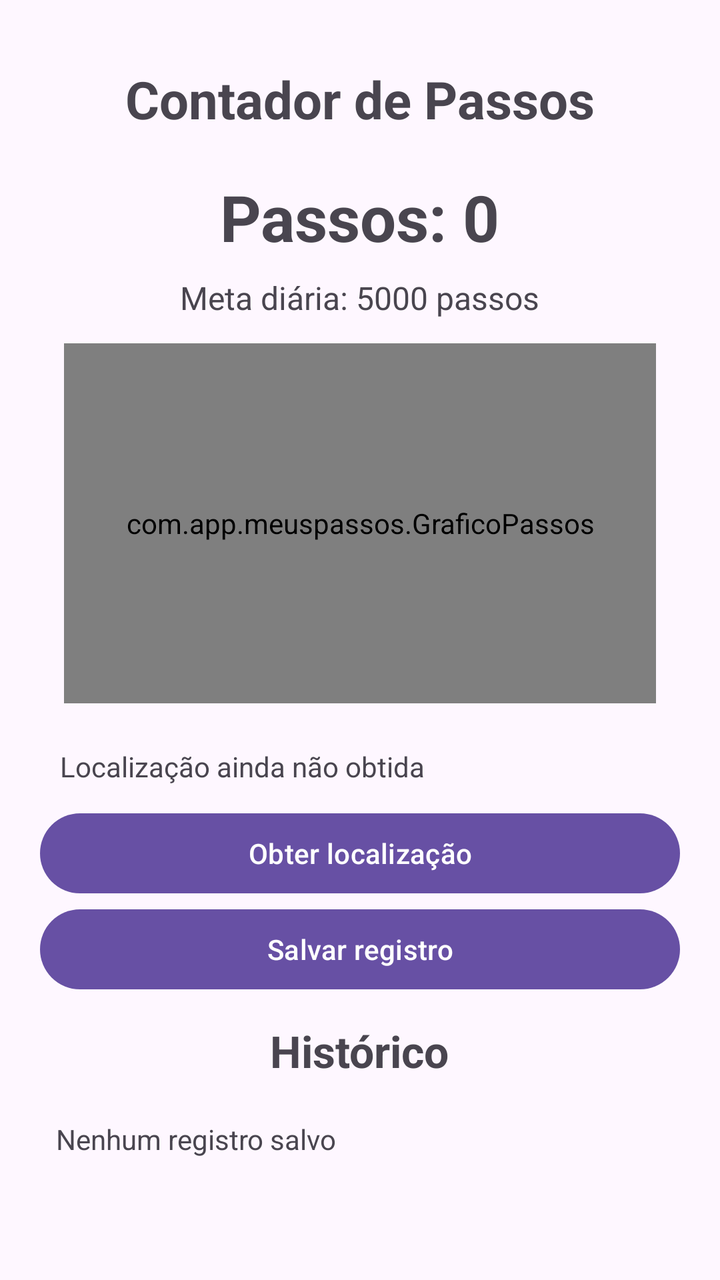
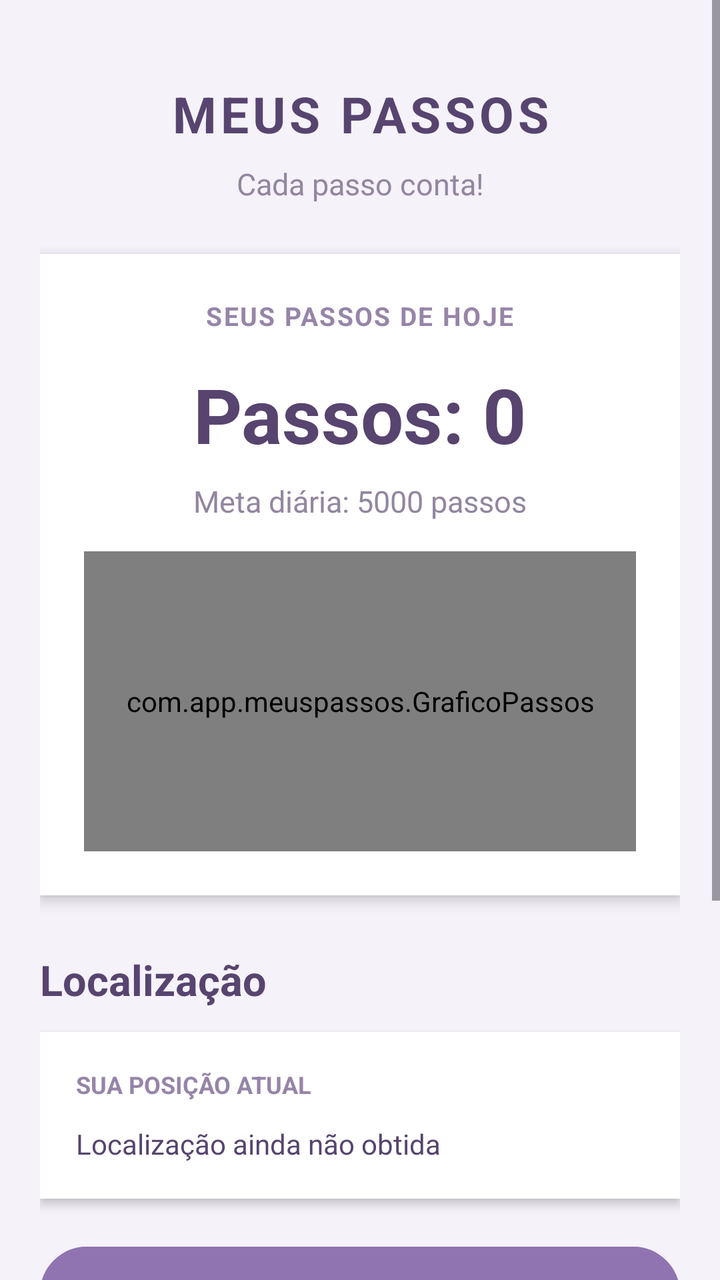

The first picture is an Android layout as it rendered before a commit; the second is the same layout after the commit. The layout source and the unified diff follow.
<!-- AndroidManifest.xml: application theme Theme.Meuspassos -->
<!-- res/layout/activity_main.xml -->
<?xml version="1.0" encoding="utf-8"?>
<ScrollView xmlns:android="http://schemas.android.com/apk/res/android"
    android:layout_width="match_parent"
    android:layout_height="match_parent"
    android:fillViewport="true">

    <LinearLayout
        android:layout_width="match_parent"
        android:layout_height="wrap_content"
        android:orientation="vertical"
        android:padding="20dp"
        android:gravity="center_horizontal">

        <TextView
            android:layout_width="wrap_content"
            android:layout_height="wrap_content"
            android:text="Contador de Passos"
            android:textSize="26sp"
            android:textStyle="bold"
            android:padding="12dp" />

        <TextView
            android:id="@+id/txtPassos"
            android:layout_width="wrap_content"
            android:layout_height="wrap_content"
            android:text="Passos: 0"
            android:textSize="32sp"
            android:textStyle="bold"
            android:padding="8dp" />

        <TextView
            android:id="@+id/txtMeta"
            android:layout_width="wrap_content"
            android:layout_height="wrap_content"
            android:text="Meta diária: 5000 passos"
            android:textSize="16sp" />

        <com.app.meuspassos.GraficoPassos
            android:id="@+id/grafico"
            android:layout_width="match_parent"
            android:layout_height="180dp"
            android:layout_margin="12dp" />

        <TextView
            android:id="@+id/txtLocalizacao"
            android:layout_width="match_parent"
            android:layout_height="wrap_content"
            android:text="Localização ainda não obtida"
            android:padding="10dp" />

        <Button
            android:id="@+id/btnLocalizacao"
            android:layout_width="match_parent"
            android:layout_height="wrap_content"
            android:text="Obter localização" />

        <Button
            android:id="@+id/btnSalvar"
            android:layout_width="match_parent"
            android:layout_height="wrap_content"
            android:text="Salvar registro" />

        <TextView
            android:layout_width="wrap_content"
            android:layout_height="wrap_content"
            android:text="Histórico"
            android:textSize="22sp"
            android:textStyle="bold"
            android:padding="12dp" />

        <TextView
            android:id="@+id/txtHistorico"
            android:layout_width="match_parent"
            android:layout_height="wrap_content"
            android:text="Nenhum registro salvo"
            android:padding="8dp" />

    </LinearLayout>
</ScrollView>
<!-- resources referenced by this layout -->
<resources>
  <style name="Theme.Meuspassos" parent="Base.Theme.Meuspassos" />
  <style name="Base.Theme.Meuspassos" parent="Theme.Material3.DayNight.NoActionBar">
          
          
      </style>
</resources>

<!-- the commit's change to res/layout/activity_main.xml (unified diff, before → after) -->
@@ -2,78 +2,175 @@
 <ScrollView xmlns:android="http://schemas.android.com/apk/res/android"
     android:layout_width="match_parent"
     android:layout_height="match_parent"
+    android:background="#F5F2FA"
     android:fillViewport="true">
 
     <LinearLayout
         android:layout_width="match_parent"
         android:layout_height="wrap_content"
         android:orientation="vertical"
-        android:padding="20dp"
-        android:gravity="center_horizontal">
+        android:padding="20dp">
+
+        
+        <TextView
+            android:layout_width="match_parent"
+            android:layout_height="wrap_content"
+            android:text="MEUS PASSOS"
+            android:textSize="25sp"
+            android:textStyle="bold"
+            android:textColor="#57446F"
+            android:gravity="center"
+            android:letterSpacing="0.08"
+            android:paddingTop="20dp"
+            android:paddingBottom="8dp" />
 
         <TextView
-            android:layout_width="wrap_content"
-            android:layout_height="wrap_content"
-            android:text="Contador de Passos"
-            android:textSize="26sp"
-            android:textStyle="bold"
-            android:padding="12dp" />
-
-        <TextView
-            android:id="@+id/txtPassos"
-            android:layout_width="wrap_content"
-            android:layout_height="wrap_content"
-            android:text="Passos: 0"
-            android:textSize="32sp"
-            android:textStyle="bold"
-            android:padding="8dp" />
-
-        <TextView
-            android:id="@+id/txtMeta"
-            android:layout_width="wrap_content"
-            android:layout_height="wrap_content"
-            android:text="Meta diária: 5000 passos"
-            android:textSize="16sp" />
-
-        <com.app.meuspassos.GraficoPassos
-            android:id="@+id/grafico"
-            android:layout_width="match_parent"
-            android:layout_height="180dp"
-            android:layout_margin="12dp" />
-
-        <TextView
-            android:id="@+id/txtLocalizacao"
             android:layout_width="match_parent"
             android:layout_height="wrap_content"
-            android:text="Localização ainda não obtida"
-            android:padding="10dp" />
+            android:text="Cada passo conta!"
+            android:textSize="15sp"
+            android:textColor="#93869F"
+            android:gravity="center"
+            android:paddingBottom="25dp" />
 
+        
+        <LinearLayout
+            android:layout_width="match_parent"
+            android:layout_height="wrap_content"
+            android:orientation="vertical"
+            android:gravity="center"
+            android:background="#FFFFFF"
+            android:elevation="4dp"
+            android:padding="22dp">
+
+            <TextView
+                android:layout_width="wrap_content"
+                android:layout_height="wrap_content"
+                android:text="SEUS PASSOS DE HOJE"
+                android:textSize="13sp"
+                android:textStyle="bold"
+                android:textColor="#9685A8"
+                android:letterSpacing="0.06" />
+
+            <TextView
+                android:id="@+id/txtPassos"
+                android:layout_width="wrap_content"
+                android:layout_height="wrap_content"
+                android:text="Passos: 0"
+                android:textSize="38sp"
+                android:textStyle="bold"
+                android:textColor="#57446F"
+                android:paddingTop="15dp"
+                android:paddingBottom="8dp" />
+
+            <TextView
+                android:id="@+id/txtMeta"
+                android:layout_width="wrap_content"
+                android:layout_height="wrap_content"
+                android:text="Meta diária: 5000 passos"
+                android:textSize="15sp"
+                android:textColor="#93869F" />
+
+            
+            <com.app.meuspassos.GraficoPassos
+                android:id="@+id/grafico"
+                android:layout_width="match_parent"
+                android:layout_height="150dp"
+                android:layout_marginTop="15dp" />
+
+        </LinearLayout>
+
+        
+        <TextView
+            android:layout_width="match_parent"
+            android:layout_height="wrap_content"
+            android:text="Localização"
+            android:textSize="21sp"
+            android:textStyle="bold"
+            android:textColor="#57446F"
+            android:layout_marginTop="28dp"
+            android:layout_marginBottom="12dp" />
+
+        <LinearLayout
+            android:layout_width="match_parent"
+            android:layout_height="wrap_content"
+            android:orientation="vertical"
+            android:background="#FFFFFF"
+            android:elevation="3dp"
+            android:padding="18dp">
+
+            <TextView
+                android:layout_width="wrap_content"
+                android:layout_height="wrap_content"
+                android:text="SUA POSIÇÃO ATUAL"
+                android:textSize="12sp"
+                android:textStyle="bold"
+                android:textColor="#9685A8" />
+
+            <TextView
+                android:id="@+id/txtLocalizacao"
+                android:layout_width="match_parent"
+                android:layout_height="wrap_content"
+                android:text="Localização ainda não obtida"
+                android:textSize="14sp"
+                android:textColor="#57446F"
+                android:paddingTop="12dp"
+                android:lineSpacingExtra="5dp" />
+
+        </LinearLayout>
+
+        
         <Button
             android:id="@+id/btnLocalizacao"
             android:layout_width="match_parent"
-            android:layout_height="wrap_content"
-            android:text="Obter localização" />
+            android:layout_height="55dp"
+            android:layout_marginTop="20dp"
+            android:text="Obter localização"
+            android:textSize="15sp"
+            android:textStyle="bold"
+            android:textColor="#FFFFFF"
+            android:backgroundTint="#9074B2"
+            android:textAllCaps="false" />
 
         <Button
             android:id="@+id/btnSalvar"
             android:layout_width="match_parent"
+            android:layout_height="55dp"
+            android:layout_marginTop="10dp"
+            android:text="Salvar registro"
+            android:textSize="15sp"
+            android:textStyle="bold"
+            android:textColor="#57446F"
+            android:backgroundTint="#E5DCF0"
+            android:textAllCaps="false" />
+
+        
+        <TextView
+            android:layout_width="match_parent"
             android:layout_height="wrap_content"
-            android:text="Salvar registro" />
-
-        <TextView
-            android:layout_width="wrap_content"
-            android:layout_height="wrap_content"
-            android:text="Histórico"
-            android:textSize="22sp"
+            android:text="Histórico de atividades"
+            android:textSize="21sp"
             android:textStyle="bold"
-            android:padding="12dp" />
+            android:textColor="#57446F"
+            android:layout_marginTop="30dp"
+            android:layout_marginBottom="12dp" />
 
         <TextView
             android:id="@+id/txtHistorico"
             android:layout_width="match_parent"
             android:layout_height="wrap_content"
             android:text="Nenhum registro salvo"
-            android:padding="8dp" />
+            android:textSize="14sp"
+            android:textColor="#57446F"
+            android:lineSpacingExtra="6dp"
+            android:background="#FFFFFF"
+            android:elevation="3dp"
+            android:padding="18dp" />
+
+        <View
+            android:layout_width="match_parent"
+            android:layout_height="25dp" />
 
     </LinearLayout>
+
 </ScrollView>
